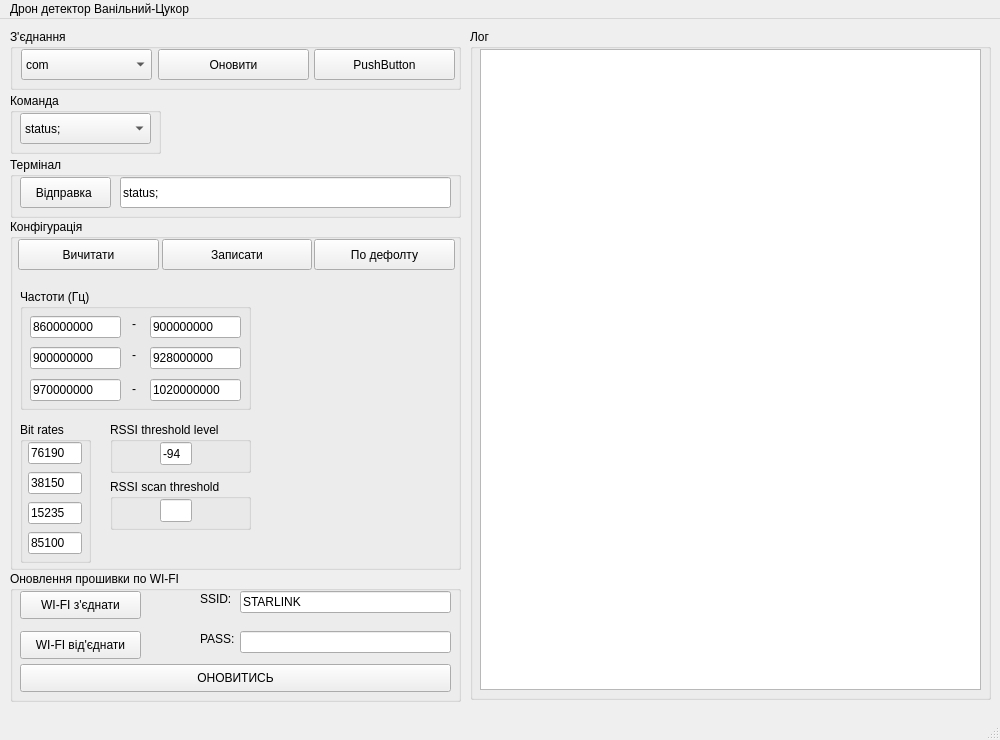
Qt form mainwindow.ui (centroparotjag/cukorok_drone_detector) before a commit.
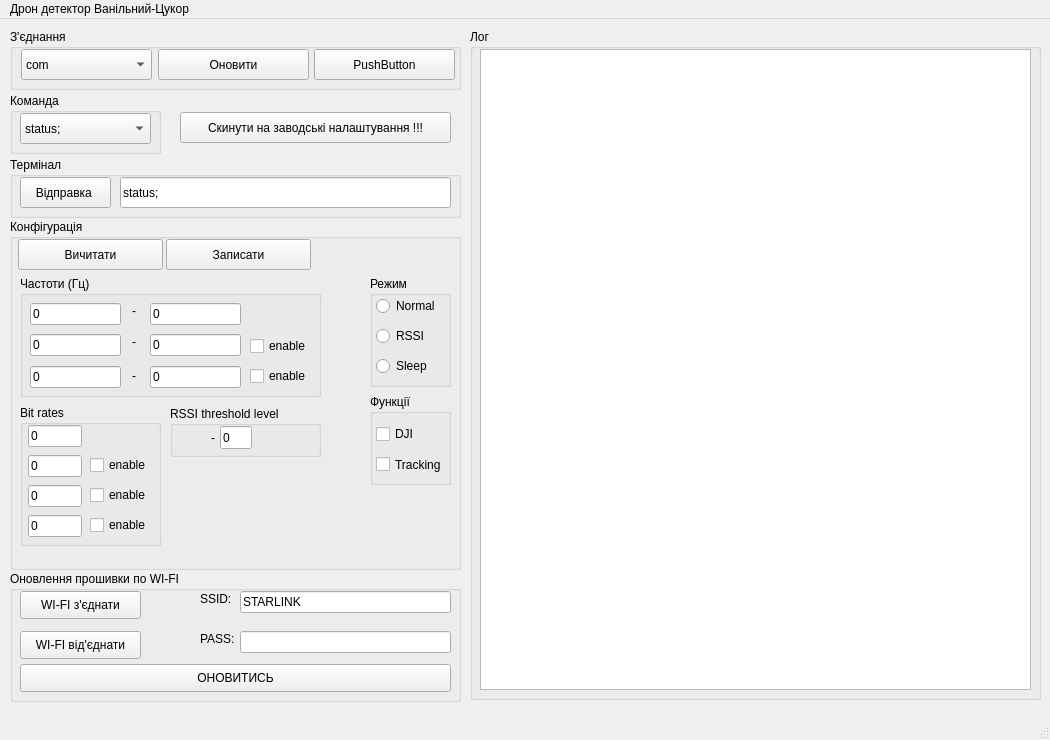
The same form after that commit.

Patch:
```diff
--- a/mainwindow.ui
+++ b/mainwindow.ui
@@ -6,19 +6,19 @@
    <rect>
     <x>0</x>
     <y>0</y>
-    <width>1000</width>
+    <width>1050</width>
     <height>740</height>
    </rect>
   </property>
   <property name="minimumSize">
    <size>
-    <width>1000</width>
+    <width>1050</width>
     <height>740</height>
    </size>
   </property>
   <property name="maximumSize">
    <size>
-    <width>1000</width>
+    <width>1050</width>
     <height>740</height>
    </size>
   </property>
@@ -37,7 +37,7 @@
      <rect>
       <x>480</x>
       <y>30</y>
-      <width>501</width>
+      <width>551</width>
       <height>641</height>
      </rect>
     </property>
@@ -101,7 +101,7 @@
      <rect>
       <x>470</x>
       <y>10</y>
-      <width>521</width>
+      <width>571</width>
       <height>671</height>
      </rect>
     </property>
@@ -121,25 +121,12 @@
     <property name="title">
      <string>Конфігурація</string>
     </property>
-    <widget class="QPushButton" name="pushButton_4">
-     <property name="geometry">
-      <rect>
-       <x>304</x>
-       <y>20</y>
-       <width>141</width>
-       <height>31</height>
-      </rect>
-     </property>
-     <property name="text">
-      <string>По дефолту</string>
-     </property>
-    </widget>
     <widget class="QPushButton" name="pushButton_3">
      <property name="geometry">
       <rect>
-       <x>152</x>
+       <x>156</x>
        <y>20</y>
-       <width>150</width>
+       <width>145</width>
        <height>31</height>
       </rect>
      </property>
@@ -151,8 +138,8 @@
      <property name="geometry">
       <rect>
        <x>10</x>
-       <y>70</y>
-       <width>231</width>
+       <y>57</y>
+       <width>301</width>
        <height>121</height>
       </rect>
      </property>
@@ -169,7 +156,7 @@
        </rect>
       </property>
       <property name="text">
-       <string>860000000</string>
+       <string>0</string>
       </property>
      </widget>
      <widget class="QLabel" name="label_3">
@@ -195,7 +182,7 @@
        </rect>
       </property>
       <property name="text">
-       <string>900000000</string>
+       <string>0</string>
       </property>
      </widget>
      <widget class="QLabel" name="label_4">
@@ -221,7 +208,7 @@
        </rect>
       </property>
       <property name="text">
-       <string>928000000</string>
+       <string>0</string>
       </property>
      </widget>
      <widget class="QLineEdit" name="lineEdit_6">
@@ -234,7 +221,7 @@
        </rect>
       </property>
       <property name="text">
-       <string>900000000</string>
+       <string>0</string>
       </property>
      </widget>
      <widget class="QLabel" name="label_5">
@@ -260,7 +247,7 @@
        </rect>
       </property>
       <property name="text">
-       <string>1020000000</string>
+       <string>0</string>
       </property>
      </widget>
      <widget class="QLineEdit" name="lineEdit_8">
@@ -273,7 +260,33 @@
        </rect>
       </property>
       <property name="text">
-       <string>970000000</string>
+       <string>0</string>
+      </property>
+     </widget>
+     <widget class="QCheckBox" name="checkBox_fe2">
+      <property name="geometry">
+       <rect>
+        <x>230</x>
+        <y>60</y>
+        <width>61</width>
+        <height>20</height>
+       </rect>
+      </property>
+      <property name="text">
+       <string>enable</string>
+      </property>
+     </widget>
+     <widget class="QCheckBox" name="checkBox_fe3">
+      <property name="geometry">
+       <rect>
+        <x>230</x>
+        <y>90</y>
+        <width>61</width>
+        <height>20</height>
+       </rect>
+      </property>
+      <property name="text">
+       <string>enable</string>
       </property>
      </widget>
     </widget>
@@ -281,8 +294,8 @@
      <property name="geometry">
       <rect>
        <x>10</x>
-       <y>203</y>
-       <width>71</width>
+       <y>186</y>
+       <width>141</width>
        <height>141</height>
       </rect>
      </property>
@@ -299,7 +312,7 @@
        </rect>
       </property>
       <property name="text">
-       <string>76190</string>
+       <string>0</string>
       </property>
      </widget>
      <widget class="QLineEdit" name="lineEdit_10">
@@ -312,7 +325,7 @@
        </rect>
       </property>
       <property name="text">
-       <string>38150</string>
+       <string>0</string>
       </property>
      </widget>
      <widget class="QLineEdit" name="lineEdit_11">
@@ -325,7 +338,7 @@
        </rect>
       </property>
       <property name="text">
-       <string>15235</string>
+       <string>0</string>
       </property>
      </widget>
      <widget class="QLineEdit" name="lineEdit_12">
@@ -338,16 +351,55 @@
        </rect>
       </property>
       <property name="text">
-       <string>85100</string>
+       <string>0</string>
+      </property>
+     </widget>
+     <widget class="QCheckBox" name="checkBox_be3">
+      <property name="geometry">
+       <rect>
+        <x>70</x>
+        <y>80</y>
+        <width>61</width>
+        <height>20</height>
+       </rect>
+      </property>
+      <property name="text">
+       <string>enable</string>
+      </property>
+     </widget>
+     <widget class="QCheckBox" name="checkBox_be2">
+      <property name="geometry">
+       <rect>
+        <x>70</x>
+        <y>50</y>
+        <width>61</width>
+        <height>20</height>
+       </rect>
+      </property>
+      <property name="text">
+       <string>enable</string>
+      </property>
+     </widget>
+     <widget class="QCheckBox" name="checkBox_be4">
+      <property name="geometry">
+       <rect>
+        <x>70</x>
+        <y>110</y>
+        <width>61</width>
+        <height>20</height>
+       </rect>
+      </property>
+      <property name="text">
+       <string>enable</string>
       </property>
      </widget>
     </widget>
     <widget class="QGroupBox" name="groupBox_7">
      <property name="geometry">
       <rect>
-       <x>100</x>
-       <y>203</y>
-       <width>141</width>
+       <x>160</x>
+       <y>187</y>
+       <width>151</width>
        <height>51</height>
       </rect>
      </property>
@@ -364,33 +416,20 @@
        </rect>
       </property>
       <property name="text">
-       <string>-94</string>
+       <string>0</string>
       </property>
      </widget>
-    </widget>
-    <widget class="QGroupBox" name="groupBox_8">
-     <property name="geometry">
-      <rect>
-       <x>100</x>
-       <y>260</y>
-       <width>141</width>
-       <height>51</height>
-      </rect>
-     </property>
-     <property name="title">
-      <string>RSSI scan threshold </string>
-     </property>
-     <widget class="QLineEdit" name="lineEdit_14">
+     <widget class="QLabel" name="label_6">
       <property name="geometry">
        <rect>
-        <x>50</x>
-        <y>20</y>
-        <width>32</width>
-        <height>23</height>
+        <x>41</x>
+        <y>24</y>
+        <width>10</width>
+        <height>16</height>
        </rect>
       </property>
       <property name="text">
-       <string/>
+       <string>-</string>
       </property>
      </widget>
     </widget>
@@ -399,7 +438,7 @@
       <rect>
        <x>8</x>
        <y>20</y>
-       <width>141</width>
+       <width>145</width>
        <height>31</height>
       </rect>
      </property>
@@ -407,6 +446,97 @@
       <string>Вичитати</string>
      </property>
     </widget>
+    <widget class="QGroupBox" name="groupBox_11">
+     <property name="geometry">
+      <rect>
+       <x>360</x>
+       <y>175</y>
+       <width>81</width>
+       <height>91</height>
+      </rect>
+     </property>
+     <property name="title">
+      <string>Функції</string>
+     </property>
+     <widget class="QCheckBox" name="checkBox_DJI">
+      <property name="geometry">
+       <rect>
+        <x>6</x>
+        <y>30</y>
+        <width>41</width>
+        <height>20</height>
+       </rect>
+      </property>
+      <property name="text">
+       <string>DJI</string>
+      </property>
+     </widget>
+     <widget class="QCheckBox" name="checkBox_Tracking">
+      <property name="geometry">
+       <rect>
+        <x>6</x>
+        <y>60</y>
+        <width>81</width>
+        <height>21</height>
+       </rect>
+      </property>
+      <property name="text">
+       <string>Tracking</string>
+      </property>
+     </widget>
+    </widget>
+    <widget class="QGroupBox" name="groupBox_12">
+     <property name="geometry">
+      <rect>
+       <x>360</x>
+       <y>57</y>
+       <width>81</width>
+       <height>111</height>
+      </rect>
+     </property>
+     <property name="title">
+      <string>Режим</string>
+     </property>
+     <widget class="QRadioButton" name="radioButton_sleep">
+      <property name="geometry">
+       <rect>
+        <x>6</x>
+        <y>80</y>
+        <width>71</width>
+        <height>20</height>
+       </rect>
+      </property>
+      <property name="text">
+       <string>Sleep</string>
+      </property>
+     </widget>
+     <widget class="QRadioButton" name="radioButton_rssi">
+      <property name="geometry">
+       <rect>
+        <x>6</x>
+        <y>50</y>
+        <width>71</width>
+        <height>20</height>
+       </rect>
+      </property>
+      <property name="text">
+       <string>RSSI</string>
+      </property>
+     </widget>
+     <widget class="QRadioButton" name="radioButton_normal">
+      <property name="geometry">
+       <rect>
+        <x>6</x>
+        <y>20</y>
+        <width>71</width>
+        <height>20</height>
+       </rect>
+      </property>
+      <property name="text">
+       <string>Normal</string>
+      </property>
+     </widget>
+    </widget>
    </widget>
    <widget class="QGroupBox" name="groupBox_2">
     <property name="geometry">
@@ -654,6 +784,19 @@
      </item>
     </widget>
    </widget>
+   <widget class="QPushButton" name="pushButton_4">
+    <property name="geometry">
+     <rect>
+      <x>180</x>
+      <y>93</y>
+      <width>271</width>
+      <height>31</height>
+     </rect>
+    </property>
+    <property name="text">
+     <string>Скинути на заводські налаштування !!!</string>
+    </property>
+   </widget>
    <zorder>groupBox_2</zorder>
    <zorder>groupBox_4</zorder>
    <zorder>groupBox_3</zorder>
@@ -667,7 +810,7 @@
     <rect>
      <x>0</x>
      <y>0</y>
-     <width>1000</width>
+     <width>1050</width>
      <height>26</height>
     </rect>
    </property>
```
Left out of the diff: 23 changed lines with no effect on the pictures.
